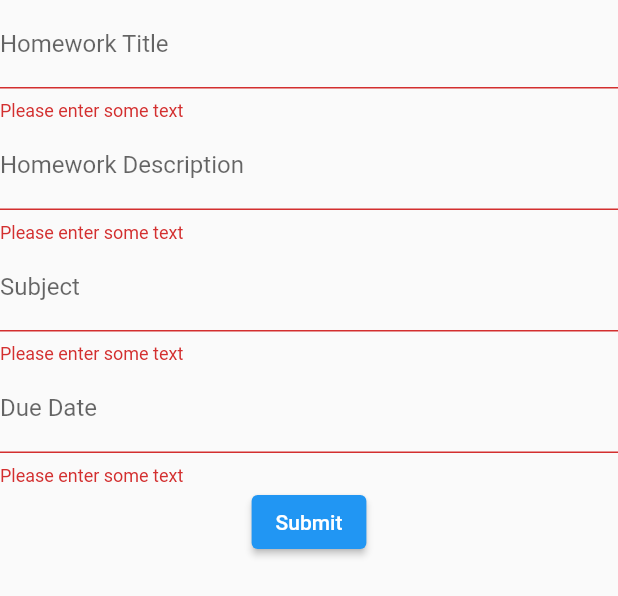
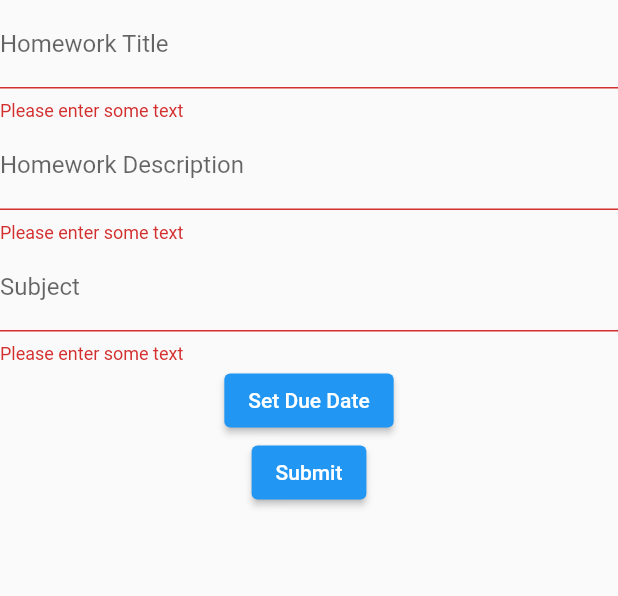
Before and after one commit to ir0nstone/homework_planner, a Flutter app: the NewPrepForm widget shown alone on an empty page, opened directly, after a tap on "Submit", on a phone screen of 412 x 824 dp. Shown: the top 596 px of the screen. Run offline on Flutter 3.47's test engine with Material 2 defaults, Android fonts, the phone set to English and light mode, and no system bars; our stand-ins replace shared_preferences; accounts and stored records are empty.

Commit message:
Date Picker Successful!

```diff
--- a/lib/new_prep.dart
+++ b/lib/new_prep.dart
@@ -16,6 +16,24 @@ class NewPrepFormState extends State<NewPrepForm> {
   final _formKey = GlobalKey<FormState>();
 
   final titleController = TextEditingController();
+  final descController = TextEditingController();
+  final subjectController = TextEditingController();
+
+  DateTime selectedDate = DateTime.now();
+
+  Future<void> _selectDate(BuildContext context) async {
+    final DateTime? picked = await showDatePicker(
+        context: context,
+        initialDate: selectedDate,
+        firstDate: DateTime.now(),
+        lastDate: DateTime(2100)
+    );
+    if (picked != null && picked != selectedDate) {
+      setState(() {
+        selectedDate = picked;
+      });
+    }
+  }
 
   @override
   Widget build(BuildContext context) {
@@ -49,6 +67,7 @@ class NewPrepFormState extends State<NewPrepForm> {
               }
               return null;
             },
+            controller: descController,
           ),
 
           // Subject
@@ -62,19 +81,13 @@ class NewPrepFormState extends State<NewPrepForm> {
               }
               return null;
             },
+            controller: subjectController,
           ),
 
-          // Due Date
-          TextFormField(
-            decoration: const InputDecoration(
-              labelText: 'Due Date',
-            ),
-            validator: (value) {
-              if (value == null || value.isEmpty) {
-                return 'Please enter some text';
-              }
-              return null;
-            },
+          // Input Date Button
+          ElevatedButton(
+            child: const Text('Set Due Date'),
+            onPressed: () => _selectDate(context),
           ),
 
           // Submit Button
```
